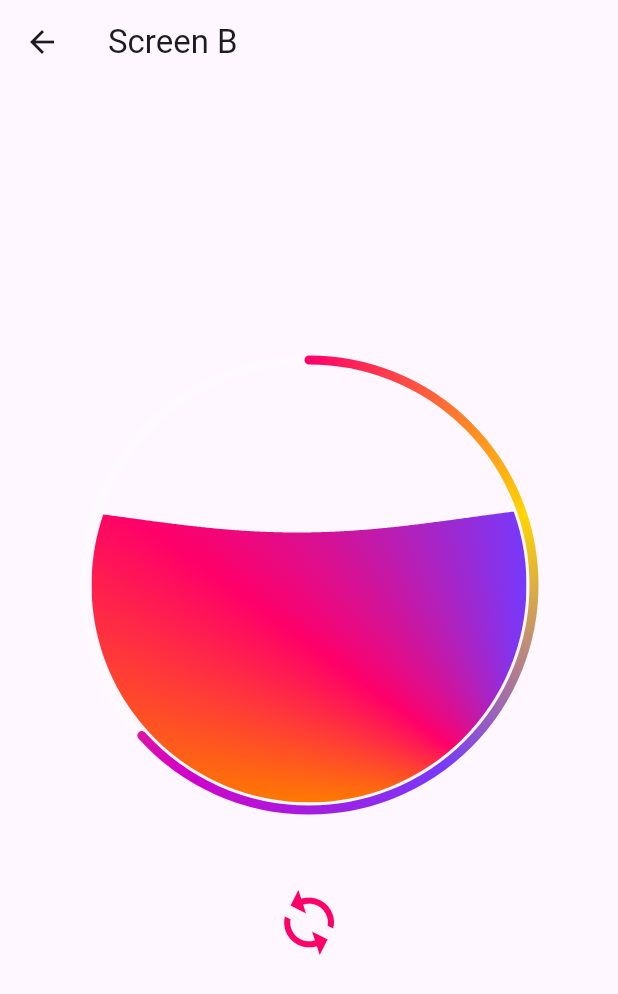
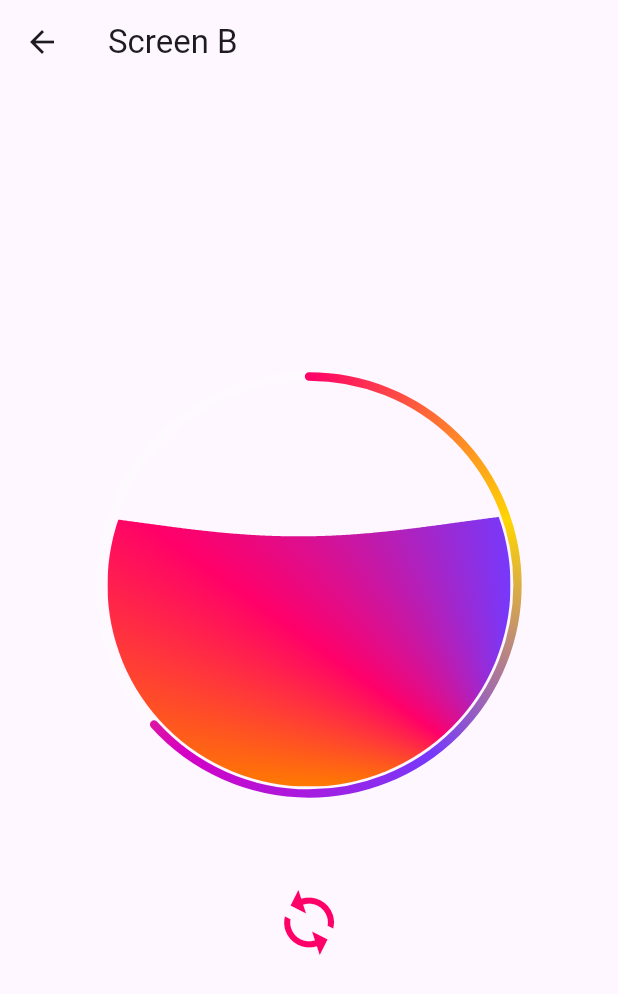
Before and after one commit to viirgess/hotline_test_task, a Flutter app: the ScreenB screen opened directly, on a phone screen of 412 x 824 dp. Shown: the top 994 px of the screen. Run offline on Flutter 3.47's test engine with Material 3 defaults, Android fonts, the phone set to English and light mode, and no system bars; our stand-ins replace flutter_svg; network calls fail.

Commit message:
fixed issues

```diff
--- a/lib/main.dart
+++ b/lib/main.dart
@@ -1,7 +1,7 @@
 import 'package:flutter/material.dart';
 import 'package:hotline_test/screen/screen_a.dart';
 
-Future<void> main() async {
+void main() {
   runApp(
     const MaterialApp(
       debugShowCheckedModeBanner: false,
--- a/lib/screen/screen_b.dart
+++ b/lib/screen/screen_b.dart
@@ -1,26 +1,18 @@
 import 'package:flutter/material.dart';
-import 'package:hotline_test/widget/liquid_painter.dart';
-import 'package:hotline_test/widget/radial_progress_painter.dart';
+import 'package:hotline_test/util/colors.dart';
+import 'package:hotline_test/widget/animated_circular_indicator.dart';
 
 class ScreenB extends StatefulWidget {
   const ScreenB({super.key});
 
   @override
-  _ScreenBState createState() => _ScreenBState();
+  State createState() => _ScreenBState();
 }
 
 class _ScreenBState extends State<ScreenB> with TickerProviderStateMixin {
   late AnimationController _progressController;
   late AnimationController _rotationController;
   int maxDuration = 3;
-  List<Color> gradientColors = const [
-    Color(0xffFF0069),
-    Color(0xffFED602),
-    Color(0xff7639FB),
-    Color(0xffD500C5),
-    Color(0xffFF7A01),
-    Color(0xffFF0069),
-  ];
 
   @override
   void initState() {
@@ -48,44 +40,13 @@ class _ScreenBState extends State<ScreenB> with TickerProviderStateMixin {
   Widget build(BuildContext context) {
     return Scaffold(
       appBar: AppBar(title: const Text('Screen B')),
-      body: Align(
-        alignment: Alignment.center,
+      body: Center(
         child: Column(
           mainAxisAlignment: MainAxisAlignment.center,
           children: [
-            AnimatedBuilder(
-              animation: _progressController,
-              builder: (context, _) {
-                return Container(
-                  height: 300,
-                  width: 300,
-                  decoration: const BoxDecoration(
-                    shape: BoxShape.circle,
-                  ),
-                  child: Stack(
-                    fit: StackFit.expand,
-                    children: [
-                      Padding(
-                        padding: const EdgeInsets.all(5.0),
-                        child: CustomPaint(
-                          painter: LiquidPainter(
-                            _progressController.value * maxDuration,
-                            maxDuration.toDouble(),
-                          ),
-                        ),
-                      ),
-                      CustomPaint(
-                        painter: RadialProgressPainter(
-                          value: _progressController.value * maxDuration,
-                          backgroundGradientColors: gradientColors,
-                          minValue: 0,
-                          maxValue: maxDuration.toDouble(),
-                        ),
-                      ),
-                    ],
-                  ),
-                );
-              },
+            AnimatedCircularIndicator(
+              progressController: _progressController,
+              maxDuration: maxDuration,
             ),
             const SizedBox(height: 50),
             RotationTransition(
@@ -93,7 +54,7 @@ class _ScreenBState extends State<ScreenB> with TickerProviderStateMixin {
               child: const Icon(
                 Icons.sync,
                 size: 50,
-                color: Color(0xffFF0069),
+                color: ColorsSource.brightPink,
               ),
             ),
           ],
--- /dev/null
+++ b/lib/util/colors.dart
@@ -0,0 +1,15 @@
+import 'dart:ui';
+
+class ColorsSource {
+  static const List<Color> gradientColors = [
+    Color(0xffFF0069),
+    Color(0xffFED602),
+    Color(0xff7639FB),
+    Color(0xffD500C5),
+    Color(0xffFF7A01),
+    Color(0xffFF0069),
+  ];
+  static const brightPink = Color(0xffFF0069);
+  static const orange = Color(0xffFF7A01);
+  static const purple = Color(0xff7639FB);
+}
--- /dev/null
+++ b/lib/widget/animated_circular_indicator.dart
@@ -0,0 +1,60 @@
+import 'package:flutter/material.dart';
+import 'package:hotline_test/util/colors.dart';
+import 'package:hotline_test/widget/liquid_painter.dart';
+import 'package:hotline_test/widget/radial_progress_painter.dart';
+
+class AnimatedCircularIndicator extends StatelessWidget {
+  final AnimationController progressController;
+  final int maxDuration;
+
+  const AnimatedCircularIndicator({
+    required this.progressController,
+    required this.maxDuration,
+    super.key,
+  });
+
+  @override
+  Widget build(BuildContext context) {
+    return AnimatedBuilder(
+      animation: progressController,
+      builder: (context, _) {
+        double scaleValue = Tween<double>(begin: 0.8, end: 1.0)
+            .animate(progressController)
+            .value;
+
+        return Transform.scale(
+          scale: scaleValue,
+          child: Container(
+            height: 300,
+            width: 300,
+            decoration: const BoxDecoration(
+              shape: BoxShape.circle,
+            ),
+            child: Stack(
+              fit: StackFit.expand,
+              children: [
+                Padding(
+                  padding: const EdgeInsets.all(5.0),
+                  child: CustomPaint(
+                    painter: LiquidPainter(
+                      progressController.value * maxDuration,
+                      maxDuration.toDouble(),
+                    ),
+                  ),
+                ),
+                CustomPaint(
+                  painter: RadialProgressPainter(
+                    value: progressController.value * maxDuration,
+                    backgroundGradientColors: ColorsSource.gradientColors,
+                    minValue: 0,
+                    maxValue: maxDuration.toDouble(),
+                  ),
+                ),
+              ],
+            ),
+          ),
+        );
+      },
+    );
+  }
+}
--- a/pubspec.yaml
+++ b/pubspec.yaml
@@ -35,8 +35,6 @@ dependencies:
   # The following adds the Cupertino Icons font to your application.
   # Use with the CupertinoIcons class for iOS style icons.
   cupertino_icons: ^1.0.6
-  flutter_bloc: ^8.1.6
-  equatable: ^2.0.5
   flutter_svg: ^2.0.10+1
 
 dev_dependencies:
```
Also changed, not shown: lib/router/route.dart (added, +39 -0 lines), lib/screen/screen_a.dart (+4 -40 lines), lib/util/images.dart (added, +10 -0 lines), lib/widget/liquid_painter.dart (+5 -3 lines), pubspec.lock, 39 other files.
